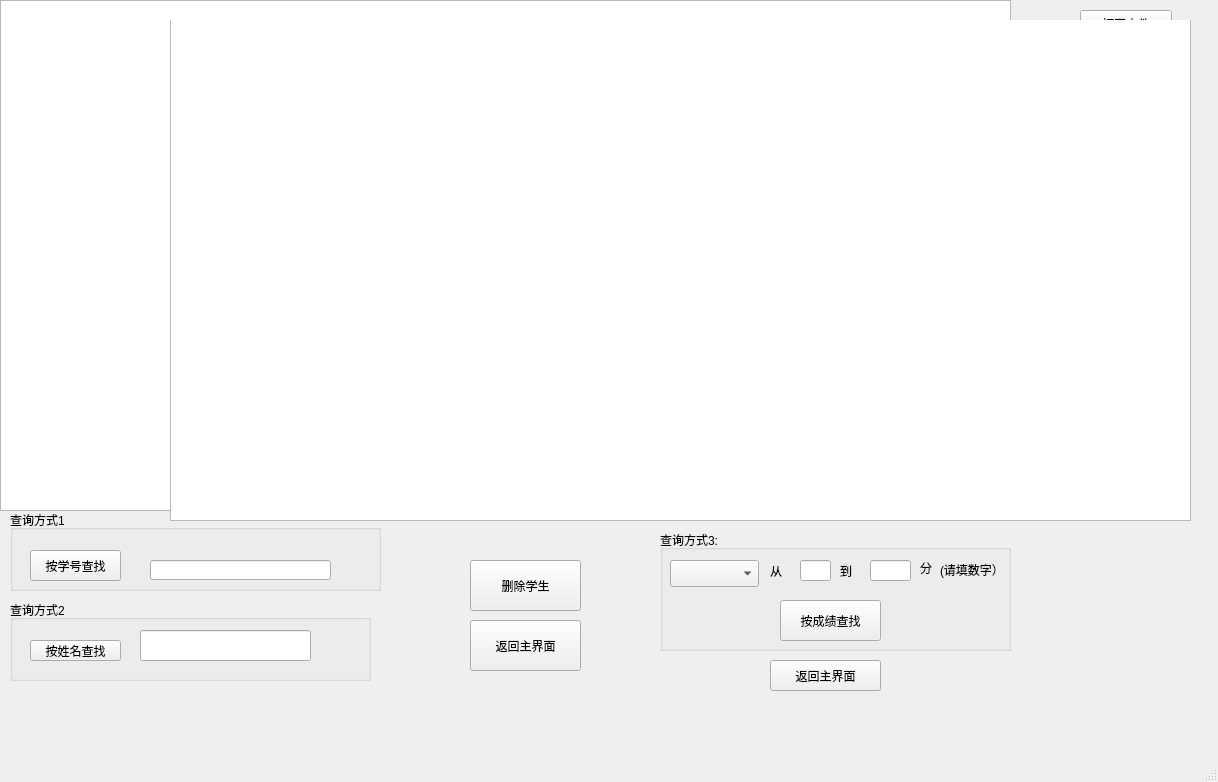
Before: the Qt Designer form mainwindow.ui in Trump0412/OOPpro1, drawn with Qt 5.
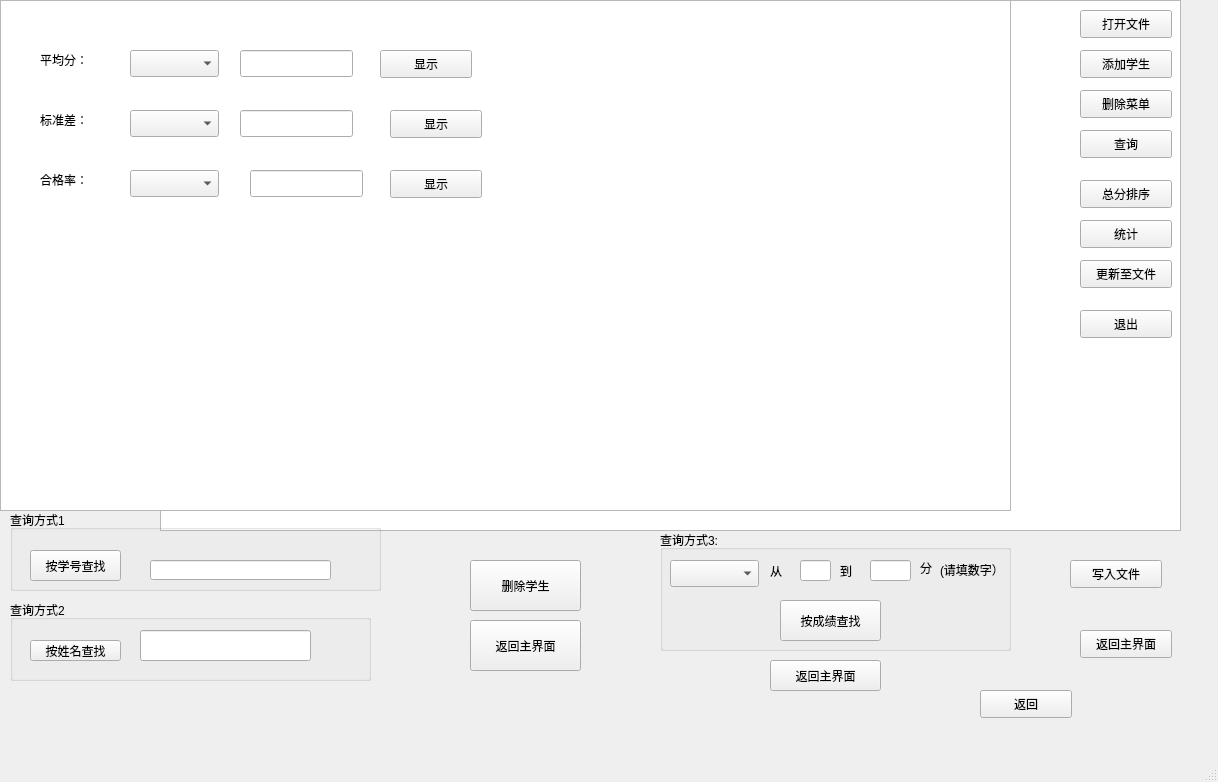
After: the same form once the commit is applied.

Patch:
```diff
--- a/mainwindow.ui
+++ b/mainwindow.ui
@@ -101,7 +101,7 @@
       <property name="geometry">
        <rect>
         <x>1080</x>
-        <y>270</y>
+        <y>310</y>
         <width>92</width>
         <height>28</height>
        </rect>
@@ -133,6 +133,19 @@
        <string>查询</string>
       </property>
      </widget>
+     <widget class="QPushButton" name="updatebut">
+      <property name="geometry">
+       <rect>
+        <x>1080</x>
+        <y>260</y>
+        <width>92</width>
+        <height>28</height>
+       </rect>
+      </property>
+      <property name="text">
+       <string>更新至文件</string>
+      </property>
+     </widget>
      <zorder>treeView</zorder>
      <zorder>addbut</zorder>
      <zorder>openfilebut</zorder>
@@ -141,6 +154,7 @@
      <zorder>analysisbut</zorder>
      <zorder>exit</zorder>
      <zorder>findbut_2</zorder>
+     <zorder>updatebut</zorder>
     </widget>
     <widget class="QWidget" name="widget_find1" native="true">
      <property name="geometry">
@@ -227,10 +241,10 @@
     <widget class="QWidget" name="widget_add" native="true">
      <property name="geometry">
       <rect>
-       <x>370</x>
-       <y>80</y>
-       <width>471</width>
-       <height>451</height>
+       <x>240</x>
+       <y>20</y>
+       <width>651</width>
+       <height>511</height>
       </rect>
      </property>
      <widget class="QLabel" name="label">
@@ -238,12 +252,12 @@
        <rect>
         <x>20</x>
         <y>30</y>
-        <width>41</width>
+        <width>241</width>
         <height>21</height>
        </rect>
       </property>
       <property name="text">
-       <string>学号：</string>
+       <string>&lt;html&gt;&lt;head/&gt;&lt;body&gt;&lt;p&gt;学号（班级+序号（自动生成））：&lt;/p&gt;&lt;/body&gt;&lt;/html&gt;</string>
       </property>
      </widget>
      <widget class="QLineEdit" name="nameedit">
@@ -256,10 +270,10 @@
        </rect>
       </property>
      </widget>
-     <widget class="QLineEdit" name="englishedit">
+     <widget class="QLineEdit" name="course3dit">
       <property name="geometry">
        <rect>
-        <x>70</x>
+        <x>110</x>
         <y>250</y>
         <width>113</width>
         <height>27</height>
@@ -271,28 +285,28 @@
        <rect>
         <x>20</x>
         <y>140</y>
-        <width>41</width>
+        <width>81</width>
         <height>21</height>
        </rect>
       </property>
       <property name="text">
-       <string>数学：</string>
+       <string>数理逻辑：</string>
       </property>
      </widget>
      <widget class="QLineEdit" name="idedit">
       <property name="geometry">
        <rect>
-        <x>80</x>
+        <x>320</x>
         <y>30</y>
         <width>113</width>
         <height>27</height>
        </rect>
       </property>
      </widget>
-     <widget class="QLineEdit" name="mathedit">
+     <widget class="QLineEdit" name="course1dit">
       <property name="geometry">
        <rect>
-        <x>80</x>
+        <x>110</x>
         <y>140</y>
         <width>113</width>
         <height>27</height>
@@ -317,18 +331,18 @@
        <rect>
         <x>20</x>
         <y>190</y>
-        <width>41</width>
+        <width>61</width>
         <height>21</height>
        </rect>
       </property>
       <property name="text">
-       <string>物理：</string>
+       <string>集合论：：</string>
       </property>
      </widget>
-     <widget class="QLineEdit" name="physicsedit">
+     <widget class="QLineEdit" name="course2dit">
       <property name="geometry">
        <rect>
-        <x>80</x>
+        <x>110</x>
         <y>190</y>
         <width>113</width>
         <height>27</height>
@@ -340,19 +354,19 @@
        <rect>
         <x>20</x>
         <y>250</y>
-        <width>41</width>
+        <width>71</width>
         <height>21</height>
        </rect>
       </property>
       <property name="text">
-       <string>英语：</string>
+       <string>抽象代数：</string>
       </property>
      </widget>
-     <widget class="QPushButton" name="pushButton">
+     <widget class="QPushButton" name="add_ok">
       <property name="geometry">
        <rect>
-        <x>70</x>
-        <y>350</y>
+        <x>150</x>
+        <y>440</y>
         <width>92</width>
         <height>28</height>
        </rect>
@@ -361,6 +375,170 @@
        <string>确认</string>
       </property>
      </widget>
+     <widget class="QPushButton" name="add_back">
+      <property name="geometry">
+       <rect>
+        <x>370</x>
+        <y>440</y>
+        <width>92</width>
+        <height>28</height>
+       </rect>
+      </property>
+      <property name="text">
+       <string>返回主界面</string>
+      </property>
+     </widget>
+     <widget class="QLineEdit" name="course4dit">
+      <property name="geometry">
+       <rect>
+        <x>110</x>
+        <y>290</y>
+        <width>113</width>
+        <height>27</height>
+       </rect>
+      </property>
+     </widget>
+     <widget class="QLineEdit" name="course5dit">
+      <property name="geometry">
+       <rect>
+        <x>400</x>
+        <y>140</y>
+        <width>113</width>
+        <height>27</height>
+       </rect>
+      </property>
+     </widget>
+     <widget class="QLineEdit" name="course6dit">
+      <property name="geometry">
+       <rect>
+        <x>400</x>
+        <y>190</y>
+        <width>113</width>
+        <height>27</height>
+       </rect>
+      </property>
+     </widget>
+     <widget class="QLineEdit" name="course7dit">
+      <property name="geometry">
+       <rect>
+        <x>400</x>
+        <y>240</y>
+        <width>113</width>
+        <height>27</height>
+       </rect>
+      </property>
+     </widget>
+     <widget class="QLineEdit" name="testdit">
+      <property name="geometry">
+       <rect>
+        <x>400</x>
+        <y>290</y>
+        <width>113</width>
+        <height>27</height>
+       </rect>
+      </property>
+     </widget>
+     <widget class="QLabel" name="label_10">
+      <property name="geometry">
+       <rect>
+        <x>20</x>
+        <y>290</y>
+        <width>69</width>
+        <height>19</height>
+       </rect>
+      </property>
+      <property name="text">
+       <string>图论：</string>
+      </property>
+     </widget>
+     <widget class="QLabel" name="label_11">
+      <property name="geometry">
+       <rect>
+        <x>300</x>
+        <y>140</y>
+        <width>69</width>
+        <height>19</height>
+       </rect>
+      </property>
+      <property name="text">
+       <string>平时综合：</string>
+      </property>
+     </widget>
+     <widget class="QLabel" name="label_12">
+      <property name="geometry">
+       <rect>
+        <x>300</x>
+        <y>190</y>
+        <width>69</width>
+        <height>19</height>
+       </rect>
+      </property>
+      <property name="text">
+       <string>期中测试：</string>
+      </property>
+     </widget>
+     <widget class="QLabel" name="label_13">
+      <property name="geometry">
+       <rect>
+        <x>310</x>
+        <y>250</y>
+        <width>69</width>
+        <height>19</height>
+       </rect>
+      </property>
+      <property name="text">
+       <string>小论文：</string>
+      </property>
+     </widget>
+     <widget class="QLabel" name="label_14">
+      <property name="geometry">
+       <rect>
+        <x>300</x>
+        <y>300</y>
+        <width>69</width>
+        <height>19</height>
+       </rect>
+      </property>
+      <property name="text">
+       <string>期末成绩：</string>
+      </property>
+     </widget>
+     <widget class="QLabel" name="label_15">
+      <property name="geometry">
+       <rect>
+        <x>260</x>
+        <y>30</y>
+        <width>69</width>
+        <height>19</height>
+       </rect>
+      </property>
+      <property name="text">
+       <string>班级：</string>
+      </property>
+     </widget>
+     <widget class="QLabel" name="label_16">
+      <property name="geometry">
+       <rect>
+        <x>450</x>
+        <y>40</y>
+        <width>16</width>
+        <height>19</height>
+       </rect>
+      </property>
+      <property name="text">
+       <string>+</string>
+      </property>
+     </widget>
+     <widget class="QLineEdit" name="numberedit">
+      <property name="geometry">
+       <rect>
+        <x>480</x>
+        <y>30</y>
+        <width>113</width>
+        <height>27</height>
+       </rect>
+      </property>
+     </widget>
     </widget>
     <widget class="QWidget" name="widget_de" native="true">
      <property name="geometry">
@@ -533,28 +711,249 @@
      <property name="geometry">
       <rect>
        <x>160</x>
-       <y>20</y>
+       <y>-10</y>
        <width>1041</width>
-       <height>511</height>
+       <height>541</height>
       </rect>
      </property>
      <widget class="QTextEdit" name="textEdit">
       <property name="geometry">
        <rect>
-        <x>10</x>
-        <y>-10</y>
+        <x>0</x>
+        <y>10</y>
         <width>1021</width>
-        <height>511</height>
+        <height>531</height>
        </rect>
       </property>
      </widget>
     </widget>
+    <widget class="QWidget" name="widget_rank" native="true">
+     <property name="geometry">
+      <rect>
+       <x>1040</x>
+       <y>540</y>
+       <width>161</width>
+       <height>161</height>
+      </rect>
+     </property>
+     <widget class="QPushButton" name="writebut">
+      <property name="geometry">
+       <rect>
+        <x>30</x>
+        <y>20</y>
+        <width>92</width>
+        <height>28</height>
+       </rect>
+      </property>
+      <property name="text">
+       <string>写入文件</string>
+      </property>
+     </widget>
+     <widget class="QPushButton" name="back_rank">
+      <property name="geometry">
+       <rect>
+        <x>40</x>
+        <y>90</y>
+        <width>92</width>
+        <height>28</height>
+       </rect>
+      </property>
+      <property name="text">
+       <string>返回主界面</string>
+      </property>
+     </widget>
+    </widget>
+    <widget class="QWidget" name="widget_ana" native="true">
+     <property name="geometry">
+      <rect>
+       <x>10</x>
+       <y>10</y>
+       <width>1091</width>
+       <height>731</height>
+      </rect>
+     </property>
+     <widget class="QPushButton" name="back_3">
+      <property name="geometry">
+       <rect>
+        <x>970</x>
+        <y>680</y>
+        <width>92</width>
+        <height>28</height>
+       </rect>
+      </property>
+      <property name="text">
+       <string>返回</string>
+      </property>
+     </widget>
+     <widget class="QComboBox" name="searchchoice1">
+      <property name="geometry">
+       <rect>
+        <x>120</x>
+        <y>40</y>
+        <width>89</width>
+        <height>27</height>
+       </rect>
+      </property>
+     </widget>
+     <widget class="QLabel" name="label_17">
+      <property name="geometry">
+       <rect>
+        <x>30</x>
+        <y>40</y>
+        <width>69</width>
+        <height>19</height>
+       </rect>
+      </property>
+      <property name="text">
+       <string>平均分：</string>
+      </property>
+     </widget>
+     <widget class="QLineEdit" name="aveline">
+      <property name="geometry">
+       <rect>
+        <x>230</x>
+        <y>40</y>
+        <width>113</width>
+        <height>27</height>
+       </rect>
+      </property>
+     </widget>
+     <widget class="QPushButton" name="pushButton_1">
+      <property name="geometry">
+       <rect>
+        <x>370</x>
+        <y>40</y>
+        <width>92</width>
+        <height>28</height>
+       </rect>
+      </property>
+      <property name="text">
+       <string>显示</string>
+      </property>
+     </widget>
+     <widget class="QLabel" name="label_18">
+      <property name="geometry">
+       <rect>
+        <x>30</x>
+        <y>100</y>
+        <width>69</width>
+        <height>19</height>
+       </rect>
+      </property>
+      <property name="text">
+       <string>标准差：</string>
+      </property>
+     </widget>
+     <widget class="QComboBox" name="searchchoice2">
+      <property name="geometry">
+       <rect>
+        <x>120</x>
+        <y>100</y>
+        <width>89</width>
+        <height>27</height>
+       </rect>
+      </property>
+     </widget>
+     <widget class="QLineEdit" name="sdline">
+      <property name="geometry">
+       <rect>
+        <x>230</x>
+        <y>100</y>
+        <width>113</width>
+        <height>27</height>
+       </rect>
+      </property>
+     </widget>
+     <widget class="QPushButton" name="pushButton_2">
+      <property name="geometry">
+       <rect>
+        <x>380</x>
+        <y>100</y>
+        <width>92</width>
+        <height>28</height>
+       </rect>
+      </property>
+      <property name="text">
+       <string>显示</string>
+      </property>
+     </widget>
+     <widget class="QLabel" name="label_19">
+      <property name="geometry">
+       <rect>
+        <x>30</x>
+        <y>160</y>
+        <width>69</width>
+        <height>19</height>
+       </rect>
+      </property>
+      <property name="text">
+       <string>合格率：</string>
+      </property>
+     </widget>
+     <widget class="QComboBox" name="searchchoice3">
+      <property name="geometry">
+       <rect>
+        <x>120</x>
+        <y>160</y>
+        <width>89</width>
+        <height>27</height>
+       </rect>
+      </property>
+     </widget>
+     <widget class="QLineEdit" name="passrateline">
+      <property name="geometry">
+       <rect>
+        <x>240</x>
+        <y>160</y>
+        <width>113</width>
+        <height>27</height>
+       </rect>
+      </property>
+     </widget>
+     <widget class="QPushButton" name="pushButton_3">
+      <property name="geometry">
+       <rect>
+        <x>380</x>
+        <y>160</y>
+        <width>92</width>
+        <height>28</height>
+       </rect>
+      </property>
+      <property name="text">
+       <string>显示</string>
+      </property>
+     </widget>
+     <widget class="QWidget" name="horizontalLayoutWidget">
+      <property name="geometry">
+       <rect>
+        <x>20</x>
+        <y>310</y>
+        <width>681</width>
+        <height>401</height>
+       </rect>
+      </property>
+      <layout class="QHBoxLayout" name="horizontalLayout"/>
+     </widget>
+     <widget class="QWidget" name="horizontalLayoutWidget_2">
+      <property name="geometry">
+       <rect>
+        <x>510</x>
+        <y>10</y>
+        <width>571</width>
+        <height>301</height>
+       </rect>
+      </property>
+      <layout class="QHBoxLayout" name="horizontalLayout_2"/>
+     </widget>
+    </widget>
     <zorder>widget_add</zorder>
-    <zorder>widget_main</zorder>
+    <zorder>widget_gaojichazhao</zorder>
     <zorder>widget_find1</zorder>
     <zorder>widget_de</zorder>
     <zorder>widget_find2</zorder>
-    <zorder>widget_gaojichazhao</zorder>
+    <zorder>widget_rank</zorder>
+    <zorder>widget_main</zorder>
+    <zorder>widget_ana</zorder>
    </widget>
   </widget>
   <widget class="QMenuBar" name="menubar">
```
